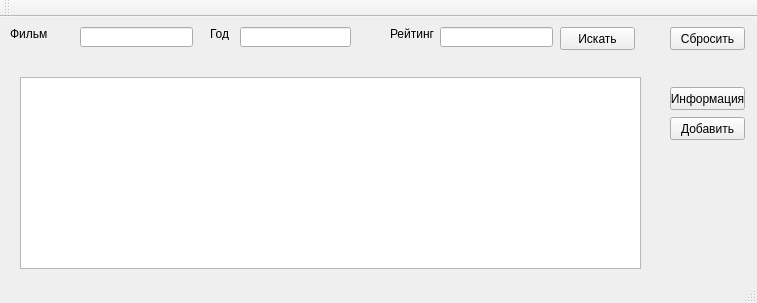
Old version of the form mainwindow.ui in the repository Katod/chameleon.
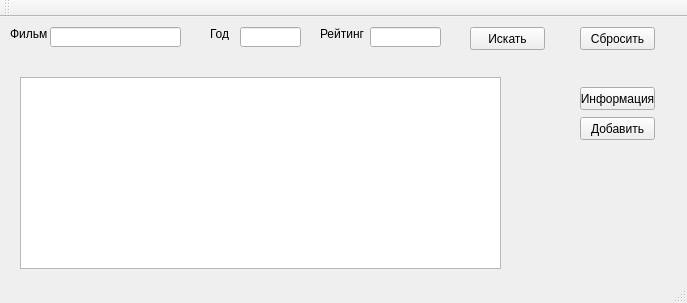
New version of the form.

Patch:
```diff
--- a/mainwindow.ui
+++ b/mainwindow.ui
@@ -9,7 +9,7 @@
    <rect>
     <x>0</x>
     <y>0</y>
-    <width>757</width>
+    <width>687</width>
     <height>303</height>
    </rect>
   </property>
@@ -26,7 +26,7 @@
    <widget class="QPushButton" name="searchButton">
     <property name="geometry">
      <rect>
-      <x>560</x>
+      <x>470</x>
       <y>10</y>
       <width>75</width>
       <height>23</height>
@@ -39,7 +39,7 @@
    <widget class="QPushButton" name="resetButton">
     <property name="geometry">
      <rect>
-      <x>670</x>
+      <x>580</x>
       <y>10</y>
       <width>75</width>
       <height>23</height>
@@ -52,7 +52,7 @@
    <widget class="QPushButton" name="informationButton">
     <property name="geometry">
      <rect>
-      <x>670</x>
+      <x>580</x>
       <y>70</y>
       <width>75</width>
       <height>23</height>
@@ -65,7 +65,7 @@
    <widget class="QPushButton" name="addButton">
     <property name="geometry">
      <rect>
-      <x>670</x>
+      <x>580</x>
       <y>100</y>
       <width>75</width>
       <height>23</height>
@@ -104,7 +104,7 @@
    <widget class="QLabel" name="rateLabel">
     <property name="geometry">
      <rect>
-      <x>390</x>
+      <x>320</x>
       <y>10</y>
       <width>47</width>
       <height>13</height>
@@ -117,9 +117,9 @@
    <widget class="QLineEdit" name="filmEdit">
     <property name="geometry">
      <rect>
-      <x>80</x>
+      <x>50</x>
       <y>10</y>
-      <width>113</width>
+      <width>131</width>
       <height>20</height>
      </rect>
     </property>
@@ -129,7 +129,7 @@
      <rect>
       <x>240</x>
       <y>10</y>
-      <width>111</width>
+      <width>61</width>
       <height>20</height>
      </rect>
     </property>
@@ -143,9 +143,9 @@
    <widget class="QLineEdit" name="rateEdit">
     <property name="geometry">
      <rect>
-      <x>440</x>
+      <x>370</x>
       <y>10</y>
-      <width>113</width>
+      <width>71</width>
       <height>20</height>
      </rect>
     </property>
@@ -158,7 +158,7 @@
      <rect>
       <x>20</x>
       <y>60</y>
-      <width>621</width>
+      <width>481</width>
       <height>192</height>
      </rect>
     </property>
```
Left out of the diff: 2 changed lines with no effect on the pictures.
